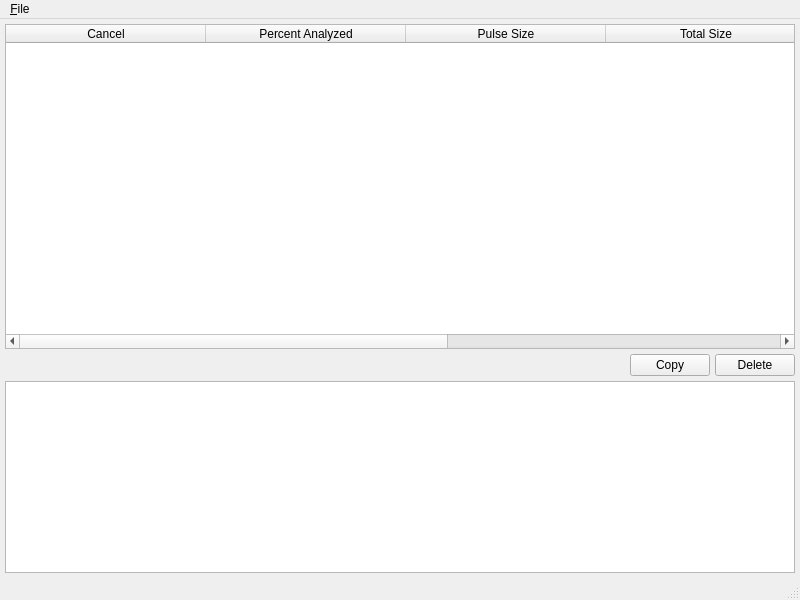
First picture: the form in branches/trunk/UI/starbeamanalyzer.ui, repository textbrowser/spot-on, before the edit.
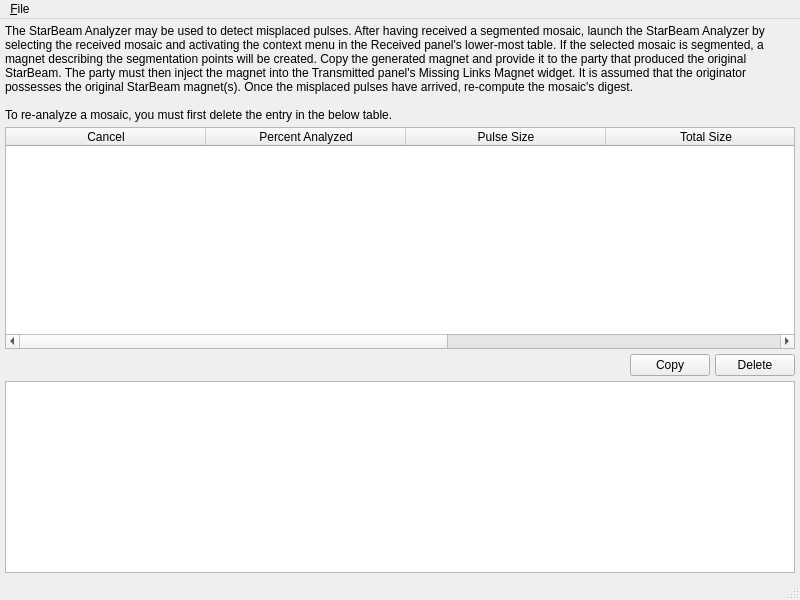
Second picture: the form after the edit. Icons and pictures are not drawn.

Commit message: Labels. Updated libspoton.

The edit to the form file:
```diff
--- a/branches/trunk/UI/starbeamanalyzer.ui
+++ b/branches/trunk/UI/starbeamanalyzer.ui
@@ -22,6 +22,18 @@
     <property name="margin">
      <number>5</number>
     </property>
+    <item>
+     <widget class="QLabel" name="label">
+      <property name="text">
+       <string>The StarBeam Analyzer may be used to detect misplaced pulses. After having received a segmented mosaic, launch the StarBeam Analyzer by selecting the received mosaic and activating the context menu in the Received panel's lower-most table. If the selected mosaic is segmented, a magnet describing the segmentation points will be created. Copy the generated magnet and provide it to the party that produced the original StarBeam. The party must then inject the magnet into the Transmitted panel's Missing Links Magnet widget. It is assumed that the originator possesses the original StarBeam magnet(s). Once the misplaced pulses have arrived, re-compute the mosaic's digest.
+
+To re-analyze a mosaic, you must first delete the entry in the below table.</string>
+      </property>
+      <property name="wordWrap">
+       <bool>true</bool>
+      </property>
+     </widget>
+    </item>
     <item>
      <widget class="QTableWidget" name="tableWidget">
       <property name="alternatingRowColors">
```
Left out of the diff: 2 changed lines with no effect on the pictures. The commit also changes 4 other files.
